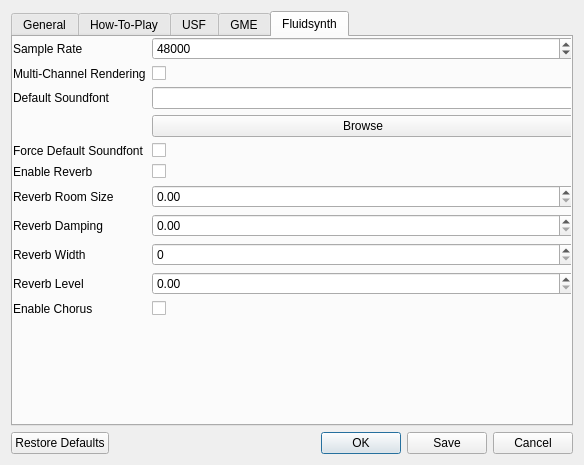
First picture: the form in gui/configdialog.ui, repository derselbst/ANMP, before the edit.
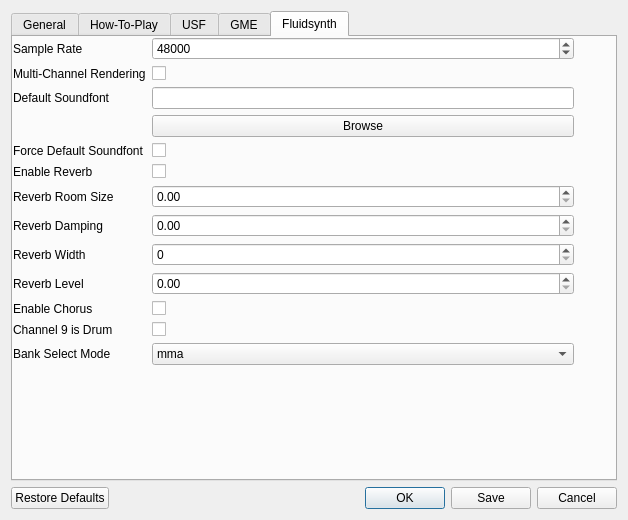
Second picture: the form after the edit. The open tabs and pages were chosen to show the change.

Commit message: update config dialog

Diff of the .ui file:
```diff
--- a/gui/configdialog.ui
+++ b/gui/configdialog.ui
@@ -6,8 +6,8 @@
    <rect>
     <x>0</x>
     <y>0</y>
-    <width>584</width>
-    <height>465</height>
+    <width>628</width>
+    <height>520</height>
    </rect>
   </property>
   <property name="windowTitle">
@@ -340,7 +340,7 @@
            <x>0</x>
            <y>0</y>
            <width>561</width>
-           <height>374</height>
+           <height>440</height>
           </rect>
          </property>
          <layout class="QFormLayout" name="formLayout_5">
@@ -526,6 +526,51 @@
             </property>
            </widget>
           </item>
+          <item row="12" column="0">
+           <widget class="QLabel" name="label_25">
+            <property name="text">
+             <string>Channel 9 is Drum</string>
+            </property>
+           </widget>
+          </item>
+          <item row="12" column="1">
+           <widget class="QCheckBox" name="checkChan9Drum">
+            <property name="text">
+             <string/>
+            </property>
+           </widget>
+          </item>
+          <item row="13" column="0">
+           <widget class="QLabel" name="label_26">
+            <property name="text">
+             <string>Bank Select Mode</string>
+            </property>
+           </widget>
+          </item>
+          <item row="13" column="1">
+           <widget class="QComboBox" name="comboBankSelMode">
+            <item>
+             <property name="text">
+              <string notr="true">mma</string>
+             </property>
+            </item>
+            <item>
+             <property name="text">
+              <string notr="true">gm</string>
+             </property>
+            </item>
+            <item>
+             <property name="text">
+              <string notr="true">gs</string>
+             </property>
+            </item>
+            <item>
+             <property name="text">
+              <string notr="true">xg</string>
+             </property>
+            </item>
+           </widget>
+          </item>
          </layout>
         </widget>
        </widget>
```
Left out of the diff: 2 changed lines with no effect on the pictures. The commit also changes 1 other file.
